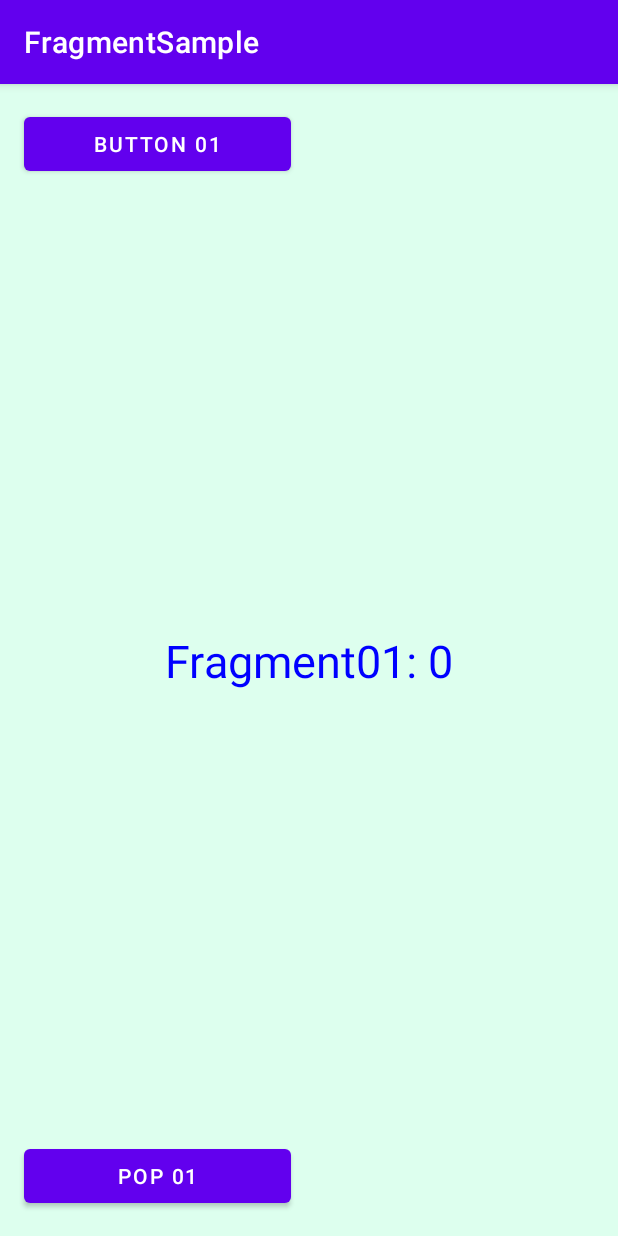
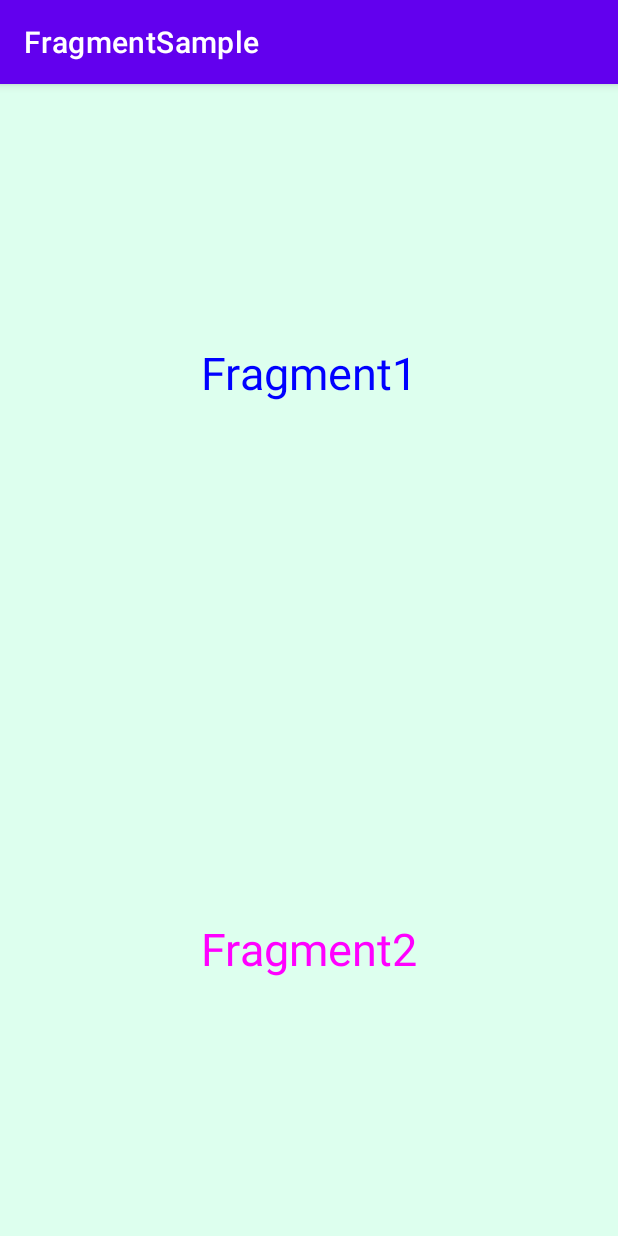
Before and after one commit to kohshin1977/FragmentSample, an Android app: the screen it shows after launch (MainActivity), on a phone screen of 412 x 824 dp. Run offline under Robolectric (Android 15) with nearby library versions, the phone set to English and light mode, and no system bars.

Commit message:
同じ画面にフラグメントを2つ乗せる。

```diff
--- a/app/src/main/java/com/kohshin/fragmentsample/Fragment01.java
+++ b/app/src/main/java/com/kohshin/fragmentsample/Fragment01.java
@@ -15,13 +15,13 @@ import androidx.fragment.app.FragmentTransaction;
 public class Fragment01 extends Fragment {
     private int cnt = 0;
 
-    static Fragment01 newInstance(int count){
+    static Fragment01 newInstance(String str){
 // Fragemnt01 インスタンス生成
         Fragment01 fragment01 = new Fragment01();
 
 // Bundle にパラメータを設定
         Bundle args = new Bundle();
-        args.putInt("Counter", count);
+        args.putString("Fragment", str);
         fragment01.setArguments(args);
 
         return fragment01;
@@ -41,32 +41,15 @@ public class Fragment01 extends Fragment {
         Bundle args = getArguments();
 
         if(args != null ) {
-            int count = args.getInt("Counter");
-            String str = "Fragment01: " + count;
-            cnt = count + 1;
+            String str_tmp = args.getString("Fragment");
+            String str = str_tmp;
 
             TextView textView = view.findViewById(R.id.textview_01);
             textView.setText(str);
         }
 
-        Button button01 = view.findViewById(R.id.button_01);
-        button01.setOnClickListener( v -> {
-            FragmentManager fragmentManager = getParentFragmentManager();
-            FragmentTransaction fragmentTransaction = fragmentManager.beginTransaction();
-            //BackStackを設定
-            fragmentTransaction.addToBackStack(null);
-
-            fragmentTransaction.replace(R.id.container, Fragment02.newInstance(cnt));
-            fragmentTransaction.commit();
-
-        });
 
 
-        //BackStackで１つ戻す
-        Button pop01 = view.findViewById(R.id.pop_01);
-        pop01.setOnClickListener( v -> {
-            FragmentManager fragmentManager = getParentFragmentManager();
-            fragmentManager.popBackStack();
-        });
+
     }
 }
--- a/app/src/main/java/com/kohshin/fragmentsample/MainActivity.java
+++ b/app/src/main/java/com/kohshin/fragmentsample/MainActivity.java
@@ -21,9 +21,9 @@ public class MainActivity extends AppCompatActivity {
             // BackStackを設定
             fragmentTransaction.addToBackStack(null);
 
-            // counterをパラメータとして設定
-            int count = 0;
-            fragmentTransaction.replace(R.id.container, Fragment01.newInstance(count));
+            fragmentTransaction.replace(R.id.container1, Fragment01.newInstance("Fragment1"));
+
+            fragmentTransaction.replace(R.id.container2, Fragment02.newInstance("Fragment2"));
 
             fragmentTransaction.commit();
         }
--- a/app/src/main/res/layout/activity_main.xml
+++ b/app/src/main/res/layout/activity_main.xml
@@ -8,14 +8,26 @@
     android:background="#dfe"
     tools:context=".MainActivity">
 
-    <androidx.fragment.app.FragmentContainerView
-        android:id="@+id/container"
+    <LinearLayout
         android:layout_width="match_parent"
         android:layout_height="match_parent"
-        app:layout_constraintBottom_toBottomOf="parent"
-        app:layout_constraintLeft_toLeftOf="parent"
-        app:layout_constraintRight_toRightOf="parent"
-        app:layout_constraintTop_toTopOf="parent" />
+        android:orientation="vertical">
+
+        <androidx.fragment.app.FragmentContainerView
+            android:id="@+id/container1"
+            android:layout_width="match_parent"
+            android:layout_height="match_parent"
+            android:layout_weight="1"
+            />
 
 
+        <androidx.fragment.app.FragmentContainerView
+            android:id="@+id/container2"
+            android:layout_width="match_parent"
+            android:layout_height="match_parent"
+            android:layout_weight="1"
+            />
+
+    </LinearLayout>
+
 </androidx.constraintlayout.widget.ConstraintLayout>
--- a/app/src/main/res/layout/fragment01.xml
+++ b/app/src/main/res/layout/fragment01.xml
@@ -8,15 +8,6 @@
     android:background="#dfe"
     tools:context=".MainActivity">
 
-    <Button
-        android:id="@+id/button_01"
-        android:layout_width="178dp"
-        android:layout_height="wrap_content"
-        android:layout_marginStart="16dp"
-        android:layout_marginTop="16dp"
-        android:text="@string/button01"
-        app:layout_constraintStart_toStartOf="parent"
-        app:layout_constraintTop_toTopOf="parent" />
 
     <TextView
         android:id="@+id/textview_01"
@@ -29,14 +20,5 @@
         app:layout_constraintStart_toStartOf="parent"
         app:layout_constraintTop_toTopOf="parent" />
 
-    <Button
-        android:id="@+id/pop_01"
-        android:layout_width="178dp"
-        android:layout_height="wrap_content"
-        android:layout_marginBottom="16dp"
-        android:layout_marginStart="16dp"
-        android:text="@string/pop01"
-        app:layout_constraintBottom_toBottomOf="parent"
-        app:layout_constraintStart_toStartOf="parent" />
 
 </androidx.constraintlayout.widget.ConstraintLayout>
```
Also changed, not shown: app/src/main/java/com/kohshin/fragmentsample/Fragment02.java (+4 -21 lines), app/src/main/res/layout/fragment02.xml (+0 -18 lines).
